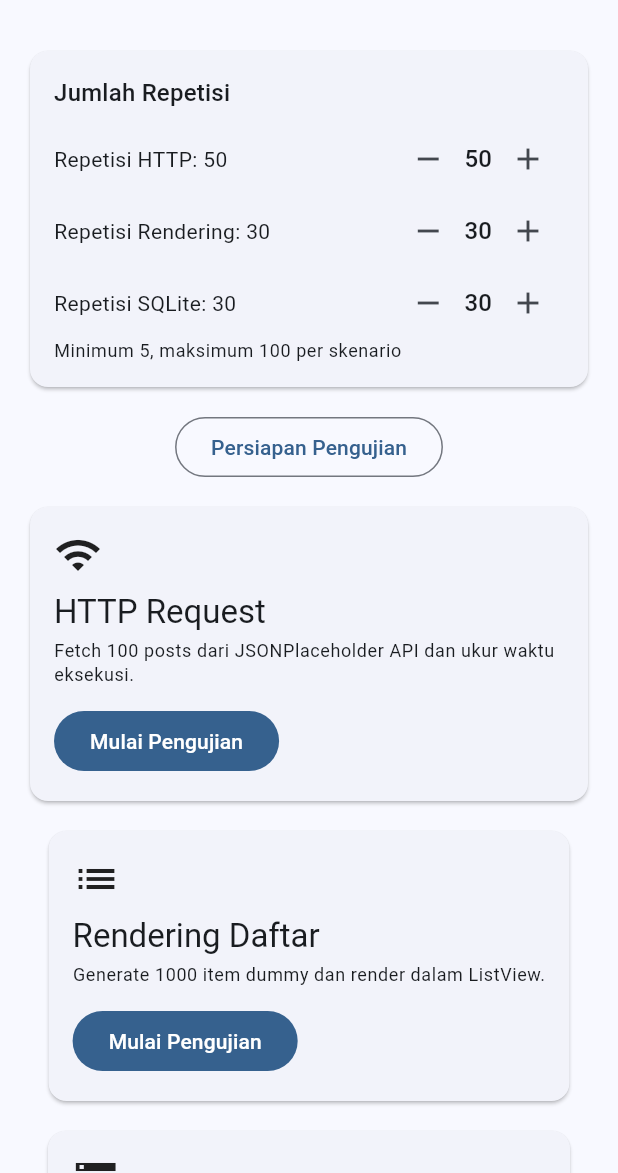
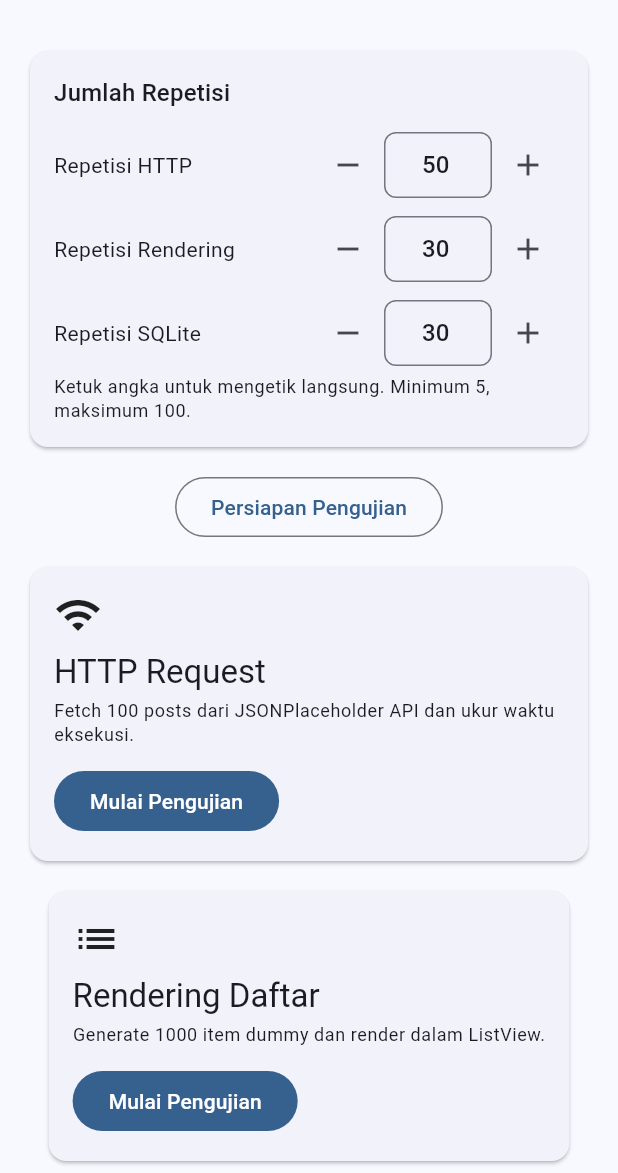
Before and after one commit to Luxferex/Perbandingan-Kinerja-Mobile---Skripsi, a Flutter app: the screen it shows after launch, on a phone screen of 412 x 824 dp, the part 63-1236 px from its top. Run offline on Flutter 3.47's test engine with Material 3 defaults, Android fonts, the phone set to English and light mode, and no system bars; our stand-ins replace dio, share_plus, sqflite; accounts and stored records are empty.

Commit message:
feat: perbaiki HTTP SSL handshake dan export CSV ke perangkat Menambahkan fitur persiapan dan pengaturan repetisi, serta memperbaiki pengujian HTTP yang mengalami HandshakeException SSL.
- Perubahan input repetisi: ketuk angka untuk mengetik langsung (bukan hanya +/-)
- Perbaikan HTTP: gunakan Dio khusus (dio_factory) dan log debug SSL untuk host benchmark
- Tambah INTERNET permission dan network_security_config untuk Android
- Export CSV: simpan langsung ke folder Downloads/dokumen aplikasi untuk uji normalitas di Python/Excel
- Update UI ringkasan hasil agar menyediakan opsi simpan/bagikan/pratinjau CSV

```diff
--- a/lib/providers/benchmark_settings_provider.dart
+++ b/lib/providers/benchmark_settings_provider.dart
@@ -48,6 +48,10 @@ class BenchmarkSettingsProvider extends ChangeNotifier {
     _setTargetRuns(key, current - 1);
   }
 
+  void setTargetRuns(String scenario, int value) {
+    _setTargetRuns(scenario, value.clamp(minRuns, maxRuns));
+  }
+
   void _setTargetRuns(String scenario, int value) {
     switch (scenario) {
       case 'http':
--- a/lib/screens/home_screen.dart
+++ b/lib/screens/home_screen.dart
@@ -44,7 +44,7 @@ class HomeScreen extends StatelessWidget {
                       label: 'Repetisi SQLite',
                     ),
                     Text(
-                      'Minimum 5, maksimum 100 per skenario',
+                      'Ketuk angka untuk mengetik langsung. Minimum 5, maksimum 100.',
                       style: Theme.of(context).textTheme.bodySmall,
                     ),
                   ],
--- a/lib/widgets/repetition_setting_row.dart
+++ b/lib/widgets/repetition_setting_row.dart
@@ -1,9 +1,10 @@
 import 'package:flutter/material.dart';
+import 'package:flutter/services.dart';
 import 'package:provider/provider.dart';
 
 import '../providers/benchmark_settings_provider.dart';
 
-class RepetitionSettingRow extends StatelessWidget {
+class RepetitionSettingRow extends StatefulWidget {
   const RepetitionSettingRow({
     super.key,
     required this.scenario,
@@ -14,29 +15,100 @@ class RepetitionSettingRow extends StatelessWidget {
   final String label;
 
   @override
+  State<RepetitionSettingRow> createState() => _RepetitionSettingRowState();
+}
+
+class _RepetitionSettingRowState extends State<RepetitionSettingRow> {
+  late final TextEditingController _controller;
+  final FocusNode _focusNode = FocusNode();
+
+  @override
+  void initState() {
+    super.initState();
+    _controller = TextEditingController();
+  }
+
+  @override
+  void dispose() {
+    _controller.dispose();
+    _focusNode.dispose();
+    super.dispose();
+  }
+
+  void _commitValue(BenchmarkSettingsProvider settings) {
+    final parsed = int.tryParse(_controller.text.trim());
+    if (parsed == null) {
+      _controller.text = '${settings.targetRunsFor(widget.scenario)}';
+      return;
+    }
+    settings.setTargetRuns(widget.scenario, parsed);
+    _controller.text = '${settings.targetRunsFor(widget.scenario)}';
+    _focusNode.unfocus();
+  }
+
+  @override
   Widget build(BuildContext context) {
     return Consumer<BenchmarkSettingsProvider>(
       builder: (context, settings, _) {
-        final count = settings.targetRunsFor(scenario);
+        final count = settings.targetRunsFor(widget.scenario);
 
-        return Row(
+        if (!_focusNode.hasFocus && _controller.text != '$count') {
+          _controller.text = '$count';
+          _controller.selection = TextSelection.collapsed(
+            offset: _controller.text.length,
+          );
+        }
+
+        return Padding(
+          padding: const EdgeInsets.symmetric(vertical: 4),
+          child: Row(
             children: [
               Expanded(
-              child: Text('$label: $count'),
+                child: Text(widget.label),
               ),
               IconButton(
-              onPressed: () => settings.decrementTargetRuns(scenario),
+                onPressed: () => settings.decrementTargetRuns(widget.scenario),
                 icon: const Icon(Icons.remove),
+                tooltip: 'Kurangi',
               ),
-            Text(
-              '$count',
+              SizedBox(
+                width: 72,
+                child: TextField(
+                  controller: _controller,
+                  focusNode: _focusNode,
+                  keyboardType: TextInputType.number,
+                  textInputAction: TextInputAction.done,
+                  textAlign: TextAlign.center,
+                  inputFormatters: [FilteringTextInputFormatter.digitsOnly],
                   style: Theme.of(context).textTheme.titleMedium,
+                  decoration: InputDecoration(
+                    isDense: true,
+                    contentPadding: const EdgeInsets.symmetric(
+                      horizontal: 8,
+                      vertical: 10,
+                    ),
+                    border: OutlineInputBorder(
+                      borderRadius: BorderRadius.circular(8),
+                    ),
+                    hintText: '$count',
+                  ),
+                  onTap: () {
+                    _controller.selection = TextSelection(
+                      baseOffset: 0,
+                      extentOffset: _controller.text.length,
+                    );
+                  },
+                  onSubmitted: (_) => _commitValue(settings),
+                  onEditingComplete: () => _commitValue(settings),
+                ),
               ),
               IconButton(
-              onPressed: () => settings.incrementTargetRuns(scenario),
+                onPressed: () => settings.incrementTargetRuns(widget.scenario),
                 icon: const Icon(Icons.add),
+                tooltip: 'Tambah',
               ),
             ],
+          ),
         );
       },
     );
--- a/pubspec.yaml
+++ b/pubspec.yaml
@@ -38,6 +38,8 @@ dependencies:
   dio: ^5.7.0
   sqflite: ^2.4.1
   path: ^1.9.1
+  path_provider: ^2.1.5
+  share_plus: ^10.1.4
 
 dev_dependencies:
   flutter_test:
```
Also changed, not shown: lib/providers/http_provider.dart (+14 -1 lines), lib/screens/summary_screen.dart (+75 -12 lines), lib/services/dio_factory.dart (added, +56 -0 lines), lib/services/http_service.dart (+53 -3 lines), lib/utils/csv_export_helper.dart (added, +73 -0 lines), pubspec.lock, 7 other files. Lines whose indentation alone changed are shown as unchanged.
